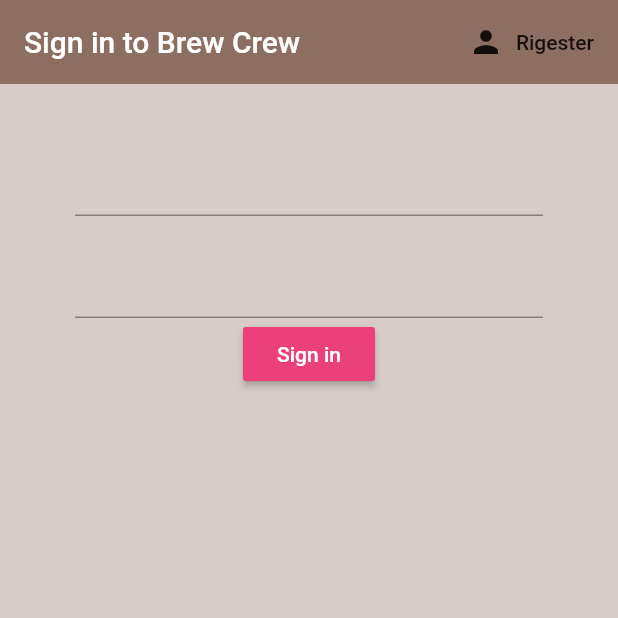
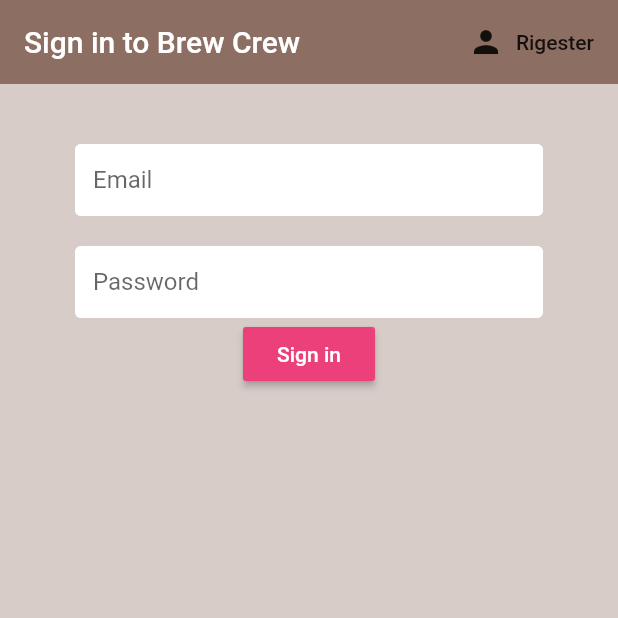
Before and after one commit to lion10/flutter_app, a Flutter app: the screen it shows after launch, on a phone screen of 412 x 824 dp, the top half of it. Run offline on Flutter 3.47's test engine with Material 2 defaults, Android fonts, the phone set to English and light mode, and no system bars; our stand-ins replace firebase_auth; accounts and stored records are empty.

Commit message:
add new derectory called shared and new file ---> constant textInputDecoration for textFromField property

```diff
--- a/lib/screens/authenticate/register.dart
+++ b/lib/screens/authenticate/register.dart
@@ -1,5 +1,6 @@
 import 'package:flutter/material.dart';
 import 'package:flutter_app_firebase/services/auth.dart';
+import 'package:flutter_app_firebase/sheard/constants.dart';
 class Register extends StatefulWidget {
 
   final Function toggleView ; // cuz we need to pass func by contructor
@@ -45,6 +46,7 @@ class _RegisterState extends State<Register> {
             children: <Widget>[
               SizedBox(height: 20.0,),
               TextFormField(
+                decoration: textInputDecoration.copyWith(hintText: 'Email'),
                 validator: (val)=> val.isEmpty? 'Enter an Email Please!' : null,
                 onChanged: (val){
                   setState(() => email =val );
@@ -52,6 +54,7 @@ class _RegisterState extends State<Register> {
               ),
               SizedBox(height: 20.0,),
               TextFormField(
+                decoration: textInputDecoration.copyWith(hintText: 'Password'),
                 validator: (val)=> val.length < 6 ? 'Enter an Password Please > 6 charachters !' : null, // i will get back to make this function more secure
                 obscureText: true,
                 onChanged: (val){
--- a/lib/screens/authenticate/sign_in.dart
+++ b/lib/screens/authenticate/sign_in.dart
@@ -2,6 +2,7 @@ import 'dart:convert';
 import 'package:flutter/material.dart';
 import 'package:flutter_app_firebase/models/user.dart';
 import 'package:flutter_app_firebase/services/auth.dart';
+import 'package:flutter_app_firebase/sheard/constants.dart';
 
 class SignIn extends StatefulWidget {
 
@@ -51,6 +52,7 @@ class _SignInState extends State<SignIn> {
             children: <Widget>[
               SizedBox(height: 20.0,),
               TextFormField(
+                decoration: textInputDecoration.copyWith(hintText: 'Email'),
                 validator: (val)=> val.isEmpty? 'Enter an Email Please!' : null,
                 onChanged: (val){
                   setState(() => email =val );
@@ -58,6 +60,7 @@ class _SignInState extends State<SignIn> {
               ),
               SizedBox(height: 20.0,),
               TextFormField(
+                decoration: textInputDecoration.copyWith(hintText: 'Password'),
                 validator: (val)=> val.length < 6 ? 'Enter an Password Please > 6 charachters !' : null,
                 obscureText: true,
                 onChanged: (val){
--- /dev/null
+++ b/lib/sheard/constants.dart
@@ -0,0 +1,13 @@
+import 'package:flutter/material.dart';
+
+const textInputDecoration = InputDecoration(
+  fillColor: Colors.white,
+  filled: true,
+  contentPadding: EdgeInsets.all(12.0),
+  enabledBorder: OutlineInputBorder(
+    borderSide: BorderSide(color: Colors.white, width: 2.0),
+  ),
+  focusedBorder: OutlineInputBorder(
+    borderSide: BorderSide(color: Colors.pink, width: 2.0),
+  ),
+);
```
